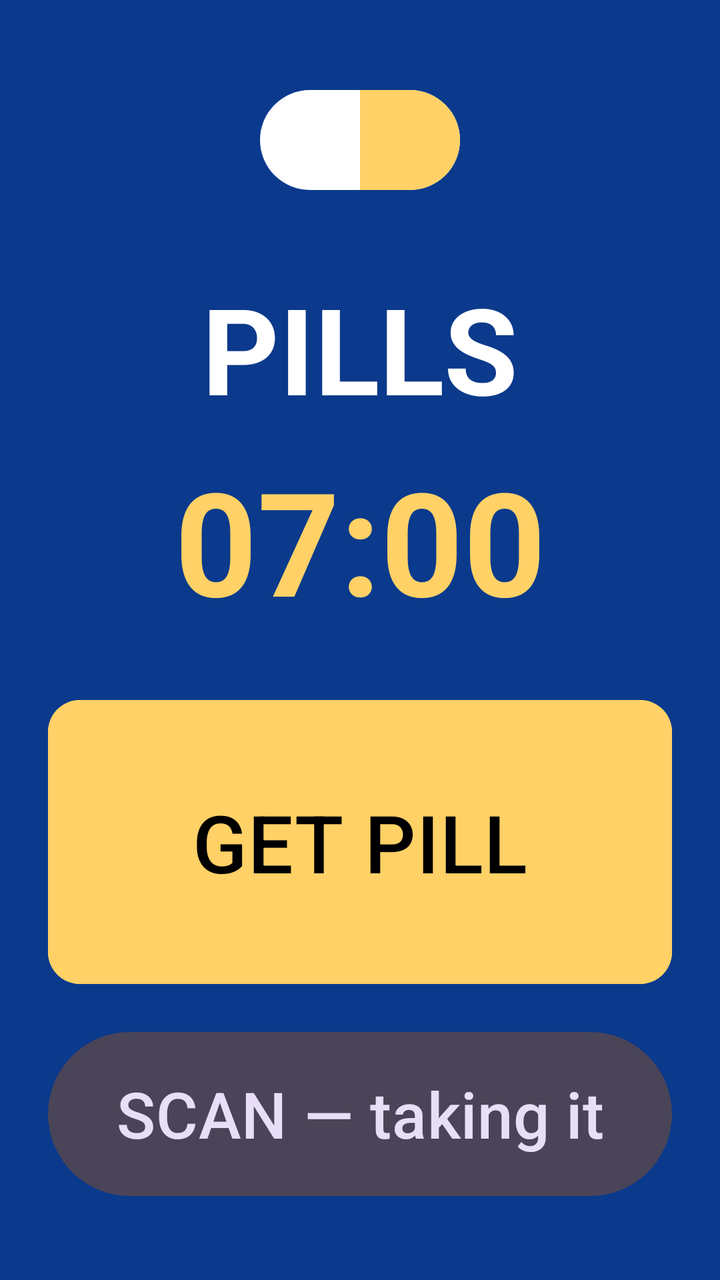
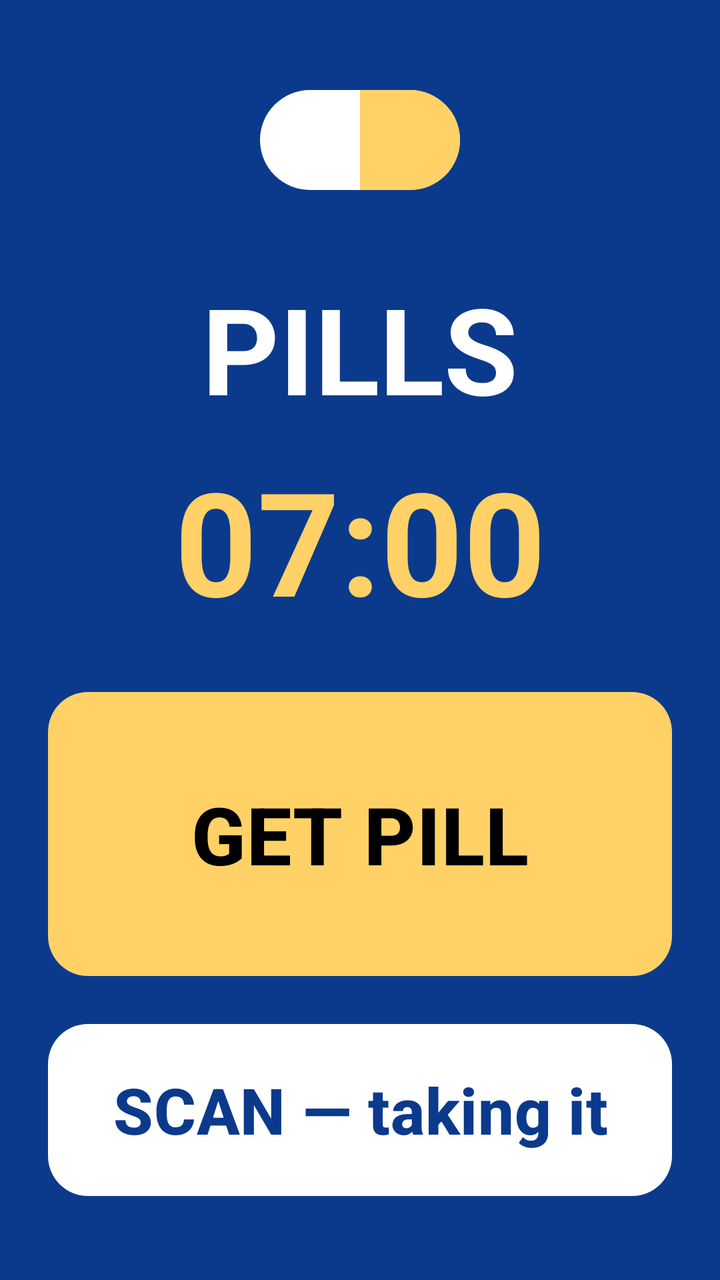

Compare the two renders of this Android layout. The source of the first and the diff that turns it into the second are given below.
<!-- AndroidManifest.xml: activity theme Theme.PillGuard.Alarm -->
<!-- res/layout/activity_alarm.xml -->
<?xml version="1.0" encoding="utf-8"?>
<LinearLayout xmlns:android="http://schemas.android.com/apk/res/android"
    android:layout_width="match_parent"
    android:layout_height="match_parent"
    android:orientation="vertical"
    android:gravity="center"
    android:padding="24dp"
    android:background="@color/pill_alarm_bg">

    <ImageView
        android:id="@+id/alarmGlyph"
        android:layout_width="120dp"
        android:layout_height="120dp"
        android:layout_marginBottom="4dp"
        android:src="@drawable/ic_pill_big"
        android:contentDescription="Pills" />

    <TextView
        android:id="@+id/alarmTitle"
        android:layout_width="match_parent"
        android:layout_height="wrap_content"
        android:text="PILLS"
        android:textColor="@color/white"
        android:textSize="60sp"
        android:textStyle="bold"
        android:gravity="center" />

    <TextView
        android:id="@+id/alarmTime"
        android:layout_width="match_parent"
        android:layout_height="wrap_content"
        android:layout_marginTop="8dp"
        android:text="07:00"
        android:textColor="#FFD166"
        android:textSize="72sp"
        android:textStyle="bold"
        android:gravity="center" />

    <Button
        android:id="@+id/btnGoing"
        style="@style/BigButton"
        android:layout_width="match_parent"
        android:layout_height="wrap_content"
        android:layout_marginTop="28dp"
        android:minHeight="150dp"
        android:textSize="40sp"
        android:backgroundTint="#FFD166"
        android:textColor="@color/black"
        android:text="GET PILL" />

    <Button
        android:id="@+id/btnTaking"
        style="@style/Widget.Material3.Button.TonalButton"
        android:layout_width="match_parent"
        android:layout_height="wrap_content"
        android:layout_marginTop="16dp"
        android:minHeight="100dp"
        android:textSize="32sp"
        android:textAllCaps="false"
        android:text="SCAN — taking it" />

    <Button
        android:id="@+id/btnOverride"
        style="@style/Widget.Material3.Button.TextButton"
        android:layout_width="wrap_content"
        android:layout_height="wrap_content"
        android:layout_marginTop="28dp"
        android:textColor="#94A3B8"
        android:textSize="16sp"
        android:textAllCaps="false"
        android:text="@string/carer_override" />
</LinearLayout>
<!-- resources referenced by this layout -->
<resources>
  <color name="black">#000000</color>
  <color name="pill_alarm_bg">#0B3A8C</color>
  <color name="white">#FFFFFF</color>
  <!-- drawable ic_pill_big (drawable) -->
  <vector xmlns:android="http://schemas.android.com/apk/res/android"
      android:width="120dp"
      android:height="120dp"
      android:viewportWidth="24"
      android:viewportHeight="24">
      
      <path
          android:fillColor="#FFFFFF"
          android:pathData="M7,7 L17,7 A5,5 0 0 1 17,17 L7,17 A5,5 0 0 1 7,7 Z" />
      <path
          android:fillColor="#FFD166"
          android:pathData="M12,7 L17,7 A5,5 0 0 1 17,17 L12,17 Z" />
  </vector>
  <string name="carer_override">Carer override</string>
  <style name="BigButton" parent="Widget.Material3.Button">
          <item name="android:textSize">22sp</item>
          <item name="android:minHeight">72dp</item>
          <item name="android:layout_marginTop">12dp</item>
          <item name="android:textAllCaps">false</item>
          <item name="cornerRadius">16dp</item>
      </style>
  <style name="Theme.PillGuard.Alarm" parent="Theme.Material3.Dark.NoActionBar">
          <item name="colorPrimary">@color/brand</item>
          <item name="android:windowBackground">@color/pill_alarm_bg</item>
          <item name="android:statusBarColor">@color/pill_alarm_bg</item>
          <item name="android:navigationBarColor">@color/pill_alarm_bg</item>
      </style>
  <color name="brand">#1E5AA8</color>
</resources>

<!-- the commit's change to res/layout/activity_alarm.xml (unified diff, before → after) -->
@@ -38,25 +38,20 @@
 
     <Button
         android:id="@+id/btnGoing"
-        style="@style/BigButton"
+        style="@style/AlarmButtonPrimary"
         android:layout_width="match_parent"
         android:layout_height="wrap_content"
-        android:layout_marginTop="28dp"
         android:minHeight="150dp"
         android:textSize="40sp"
-        android:backgroundTint="#FFD166"
-        android:textColor="@color/black"
         android:text="GET PILL" />
 
     <Button
         android:id="@+id/btnTaking"
-        style="@style/Widget.Material3.Button.TonalButton"
+        style="@style/AlarmButtonAlt"
         android:layout_width="match_parent"
         android:layout_height="wrap_content"
-        android:layout_marginTop="16dp"
         android:minHeight="100dp"
         android:textSize="32sp"
-        android:textAllCaps="false"
         android:text="SCAN — taking it" />
 
     <Button
@@ -65,7 +60,7 @@
         android:layout_width="wrap_content"
         android:layout_height="wrap_content"
         android:layout_marginTop="28dp"
-        android:textColor="#94A3B8"
+        android:textColor="@color/hint_on_dark"
         android:textSize="16sp"
         android:textAllCaps="false"
         android:text="@string/carer_override" />
<!-- resource entries referenced after the edit -->
@@ -1,6 +1,6 @@
 <!-- resources referenced by this layout -->
 <resources>
-  <color name="black">#000000</color>
+  <color name="hint_on_dark">#CBD5E1</color>
   <color name="pill_alarm_bg">#0B3A8C</color>
   <color name="white">#FFFFFF</color>
   <!-- drawable ic_pill_big (drawable) -->
@@ -18,12 +18,23 @@
           android:pathData="M12,7 L17,7 A5,5 0 0 1 17,17 L12,17 Z" />
   </vector>
   <string name="carer_override">Carer override</string>
-  <style name="BigButton" parent="Widget.Material3.Button">
-          <item name="android:textSize">22sp</item>
-          <item name="android:minHeight">72dp</item>
-          <item name="android:layout_marginTop">12dp</item>
+  <style name="AlarmButtonAlt" parent="Widget.Material3.Button">
+          <item name="backgroundTint">@color/btn_alt_bg</item>
+          <item name="android:textColor">@color/btn_alt_text_pill</item>
+          <item name="rippleColor">#33000000</item>
           <item name="android:textAllCaps">false</item>
-          <item name="cornerRadius">16dp</item>
+          <item name="android:textStyle">bold</item>
+          <item name="cornerRadius">20dp</item>
+          <item name="android:layout_marginTop">16dp</item>
+      </style>
+  <style name="AlarmButtonPrimary" parent="Widget.Material3.Button">
+          <item name="backgroundTint">@color/btn_primary_bg</item>
+          <item name="android:textColor">@color/btn_primary_text</item>
+          <item name="rippleColor">#33000000</item>
+          <item name="android:textAllCaps">false</item>
+          <item name="android:textStyle">bold</item>
+          <item name="cornerRadius">20dp</item>
+          <item name="android:layout_marginTop">24dp</item>
       </style>
   <style name="Theme.PillGuard.Alarm" parent="Theme.Material3.Dark.NoActionBar">
           <item name="colorPrimary">@color/brand</item>
@@ -31,6 +42,10 @@
           <item name="android:statusBarColor">@color/pill_alarm_bg</item>
           <item name="android:navigationBarColor">@color/pill_alarm_bg</item>
       </style>
+  <color name="btn_alt_bg">#FFFFFF</color>
+  <color name="btn_alt_text_pill">#0B3A8C</color>
+  <color name="btn_primary_bg">#FFD166</color>
+  <color name="btn_primary_text">#000000</color>
   <color name="brand">#1E5AA8</color>
 </resources>
 
